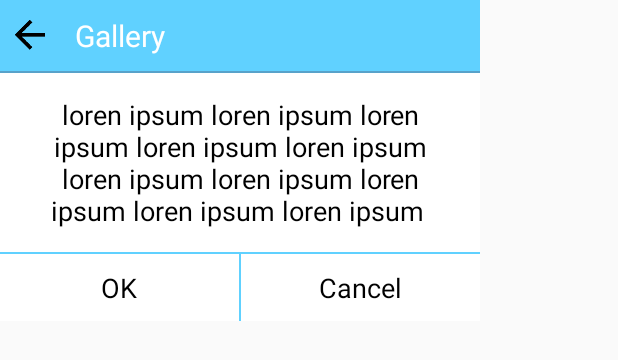
After one commit to vivekkjha/KilkaariLibrary, an Android app: the layout layout_alert.xml on its own in the app's theme, with its tools: preview values and no code run, on a phone screen of 412 x 824 dp. The commit adds this screen. Shown: the top 360 px of the screen. Run offline under Robolectric (Android 15) with nearby library versions, the phone set to English and light mode, and no system bars.

Commit message:
Alert Activity and Book categories adapter changes

```diff
--- a/app/src/main/AndroidManifest.xml
+++ b/app/src/main/AndroidManifest.xml
@@ -20,6 +20,9 @@
         </activity>
         <activity android:name=".activities.BooksCategoriesActivity"
             android:screenOrientation="portrait"/>
+        <activity android:name=".activities.AlertActivity"
+            android:theme="@style/Theme.DoDim"
+            android:screenOrientation="portrait"/>
     </application>
 
 </manifest>
--- /dev/null
+++ b/app/src/main/java/org/kilkaari/library/activities/AlertActivity.java
@@ -0,0 +1,32 @@
+package org.kilkaari.library.activities;
+
+import android.os.Bundle;
+import android.view.View;
+
+import org.kilkaari.library.R;
+
+/**
+ * Created by vivek on 17/03/15.
+ */
+public class AlertActivity extends BaseActivity {
+
+
+    @Override
+    protected void onCreate(Bundle savedInstanceState) {
+        super.onCreate(savedInstanceState);
+        setContentView(R.layout.layout_alert);
+    }
+
+    public void onClick(View v)
+    {
+        if(v.getId() == R.id.txt_alertOk)
+        {
+            setResult(RESULT_OK);
+        }
+        else if(v.getId() == R.id.txt_alertCancel)
+        {
+            setResult(RESULT_CANCELED);
+        }
+        this.finish();
+    }
+}
--- a/app/src/main/java/org/kilkaari/library/activities/BaseActivity.java
+++ b/app/src/main/java/org/kilkaari/library/activities/BaseActivity.java
@@ -1,6 +1,10 @@
 package org.kilkaari.library.activities;
 
+import android.os.Bundle;
 import android.support.v4.app.FragmentActivity;
+import android.view.View;
+
+import org.kilkaari.library.R;
 
 /**
  * Created by vk on 14-03-2015.
@@ -8,5 +12,16 @@ import android.support.v4.app.FragmentActivity;
 public class BaseActivity extends FragmentActivity {
 
 
+    @Override
+    protected void onCreate(Bundle savedInstanceState) {
+        super.onCreate(savedInstanceState);
+    }
 
+    public void onBackClick(View v)
+    {
+        if(v.getId() == R.id.img_back)
+        {
+            super.onBackPressed();
+        }
+    }
 }
--- a/app/src/main/java/org/kilkaari/library/activities/BooksCategoriesActivity.java
+++ b/app/src/main/java/org/kilkaari/library/activities/BooksCategoriesActivity.java
@@ -1,5 +1,6 @@
 package org.kilkaari.library.activities;
 
+import android.content.Intent;
 import android.os.Bundle;
 import android.view.View;
 import android.widget.BaseAdapter;
@@ -54,8 +55,9 @@ public class BooksCategoriesActivity extends BaseActivity {
     }
     public void onClick(View v)
     {
-        if(v.getId() == R.id.img_menu)
+        if(v.getId() == R.id.lin_topDone)
         {
+            startActivity(new Intent(this,AlertActivity.class));
 
         }
     }
--- /dev/null
+++ b/app/src/main/res/drawable/alert_button_selector.xml
@@ -0,0 +1,9 @@
+<?xml version="1.0" encoding="utf-8"?>
+<selector xmlns:android="http://schemas.android.com/apk/res/android">
+
+    <item android:drawable="@color/baseColor" android:state_selected="true"/>
+    <item android:drawable="@color/baseColor" android:state_activated="true"/>
+    <item android:drawable="@color/baseColor" android:state_pressed="true"/>
+    <item android:drawable="@color/white"/>
+
+</selector>
--- a/app/src/main/res/layout/activity_main.xml
+++ b/app/src/main/res/layout/activity_main.xml
@@ -16,7 +16,7 @@
             android:orientation="vertical"
             android:layout_height="match_parent">
 
-            <include layout="@layout/layout_title_bar"/>
+            <include layout="@layout/layout_title_home_bar"/>
             <View
                 android:layout_width="match_parent"
                 android:layout_height="1dp"
--- a/app/src/main/res/layout/adapter_books_categories.xml
+++ b/app/src/main/res/layout/adapter_books_categories.xml
@@ -43,6 +43,6 @@
         android:layout_alignParentBottom="true"
         android:gravity="center"
         android:textColor="@color/white"
-        android:background="@drawable/gradient_test"/>
+        android:background="@drawable/gradient_category_name"/>
 
 </RelativeLayout>
--- /dev/null
+++ b/app/src/main/res/layout/layout_alert.xml
@@ -0,0 +1,91 @@
+<?xml version="1.0" encoding="utf-8"?>
+<LinearLayout xmlns:android="http://schemas.android.com/apk/res/android"
+    android:orientation="vertical"
+    android:layout_width="@dimen/alertPopupWidth"
+    android:layout_height="wrap_content"
+    android:background="@color/white">
+
+    <LinearLayout
+        android:layout_width="match_parent"
+        android:layout_height="wrap_content"
+        android:background="@color/baseColor"
+        android:gravity="center_vertical">
+
+        <ImageView
+            android:layout_width="wrap_content"
+            android:layout_height="wrap_content"
+            android:layout_marginLeft="@dimen/mediumMargin"
+            android:id="@+id/img_alertIcon"
+            android:src="@drawable/icon_back"/>
+        <TextView
+            android:layout_width="wrap_content"
+            android:layout_height="wrap_content"
+            android:textSize="@dimen/topBarTextSize"
+            android:text="Gallery"
+            android:padding="@dimen/mediumPadding"
+            android:layout_marginLeft="@dimen/mediumMargin"
+            android:id="@+id/txt_alertTitle"
+            android:textColor="@color/white"/>
+    </LinearLayout>
+    <View
+        android:layout_width="match_parent"
+        android:layout_height="1dp"
+        android:background="@color/titleBottomBar"/>
+    <LinearLayout
+        android:layout_width="match_parent"
+        android:layout_height="0dp"
+        android:layout_weight="1"
+        android:orientation="vertical"
+        android:gravity="center">
+        <TextView
+            android:layout_width="wrap_content"
+            android:layout_height="wrap_content"
+            android:id="@+id/txt_alertText"
+            android:layout_gravity="center"
+            android:gravity="center"
+            android:textSize="@dimen/alertTextSize"
+            android:text="loren ipsum loren ipsum loren ipsum loren ipsum loren ipsum loren ipsum loren ipsum loren ipsum loren ipsum loren ipsum "
+            android:textColor="@color/black"
+            android:layout_margin="@dimen/largeMargin"/>
+    </LinearLayout>
+    <View
+        android:layout_width="match_parent"
+        android:layout_height="1dp"
+        android:background="@color/baseColor"/>
+
+    <LinearLayout
+        android:layout_width="match_parent"
+        android:layout_height="wrap_content"
+        android:orientation="horizontal">
+        <TextView
+            android:layout_width="0dp"
+            android:layout_weight="1"
+            android:gravity="center"
+            android:padding="@dimen/mediumPadding"
+            android:layout_height="wrap_content"
+            android:id="@+id/txt_alertOk"
+            android:textColor="@color/black"
+            android:text="OK"
+            android:onClick="onClick"
+            android:background="@drawable/alert_button_selector"
+            android:textSize="@dimen/alertBtnTextSize"/>
+        <View
+            android:layout_width="1dp"
+            android:layout_height="match_parent"
+            android:background="@color/baseColor"/>
+        <TextView
+            android:layout_width="0dp"
+            android:layout_weight="1"
+            android:visibility="visible"
+            android:gravity="center"
+            android:layout_height="wrap_content"
+            android:padding="@dimen/mediumPadding"
+            android:id="@+id/txt_alertCancel"
+            android:textColor="@color/black"
+            android:text="Cancel"
+            android:onClick="onClick"
+            android:background="@drawable/alert_button_selector"
+            android:textSize="@dimen/alertBtnTextSize"/>
+    </LinearLayout>
+
+</LinearLayout>
--- a/app/src/main/res/layout/layout_base_layout.xml
+++ b/app/src/main/res/layout/layout_base_layout.xml
@@ -21,7 +21,7 @@
     <Button
         android:layout_width="match_parent"
         android:layout_height="wrap_content"
-        android:background="@drawable/gradient_test"
+        android:background="@drawable/gradient_category_name"
         android:text="Button"/>
 
 </LinearLayout>
--- a/app/src/main/res/layout/layout_title_bar.xml
+++ b/app/src/main/res/layout/layout_title_home_bar.xml
@@ -18,7 +18,7 @@
         android:src="@drawable/icon_menu"
         android:id="@+id/img_menu"
         android:onClick="onClick"
-        android:layout_margin="@dimen/smallMargin"
+        android:padding="@dimen/mediumMargin"
         android:layout_centerVertical="true"
         android:layout_alignParentStart="true"
         android:layout_alignParentLeft="true"/>
--- a/app/src/main/res/values/dimens.xml
+++ b/app/src/main/res/values/dimens.xml
@@ -11,7 +11,7 @@
     <!--general margin -->
     <dimen name="smallMargin">5dp</dimen>
     <dimen name="mediumMargin">10dp</dimen>
-    <dimen name="largeMargin">150dp</dimen>
+    <dimen name="largeMargin">15dp</dimen>
 
     <!--top bar-->
     <dimen name="topBarTextSize">20sp</dimen>
@@ -21,4 +21,8 @@
 
     <dimen name="booksCategoriesWidth">150dp</dimen>
 
+    <dimen name="alertPopupWidth">320dp</dimen>
+    <dimen name="alertBtnTextSize">18sp</dimen>
+    <dimen name="alertTextSize">18sp</dimen>
+
 </resources>
--- a/app/src/main/res/values/strings.xml
+++ b/app/src/main/res/values/strings.xml
@@ -5,10 +5,14 @@
     <string name="hello_world">Hello world!</string>
     <string name="action_settings">Settings</string>
 
+    <string name="ok">OK</string>
+    <string name="cancel">Cancel</string>
+
     <string name="library">Library</string>
     <string name="savedLinks">Saved Links</string>
     <string name="requestedBooks">Requested</string>
     <string name="toRead">To Read</string>
     <string name="read">Read</string>
 
+
 </resources>
```
Also changed, not shown: app/src/main/res/drawable/gradient_category_name.xml (renamed from app/src/main/res/drawable/gradient_test.xml).
